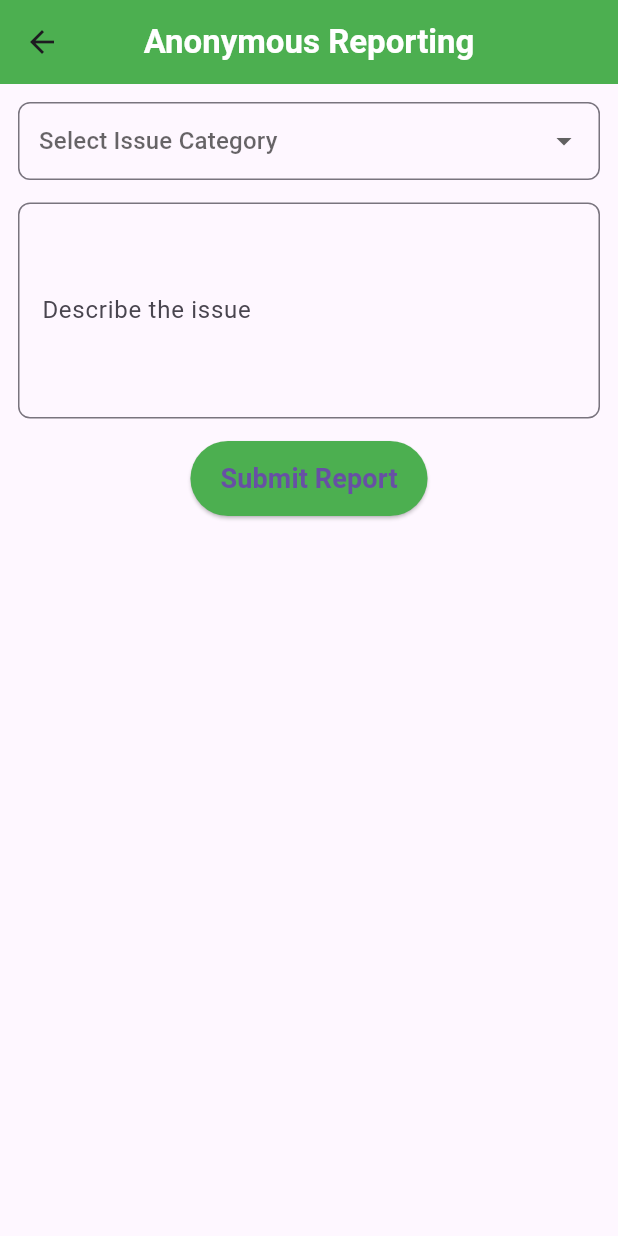
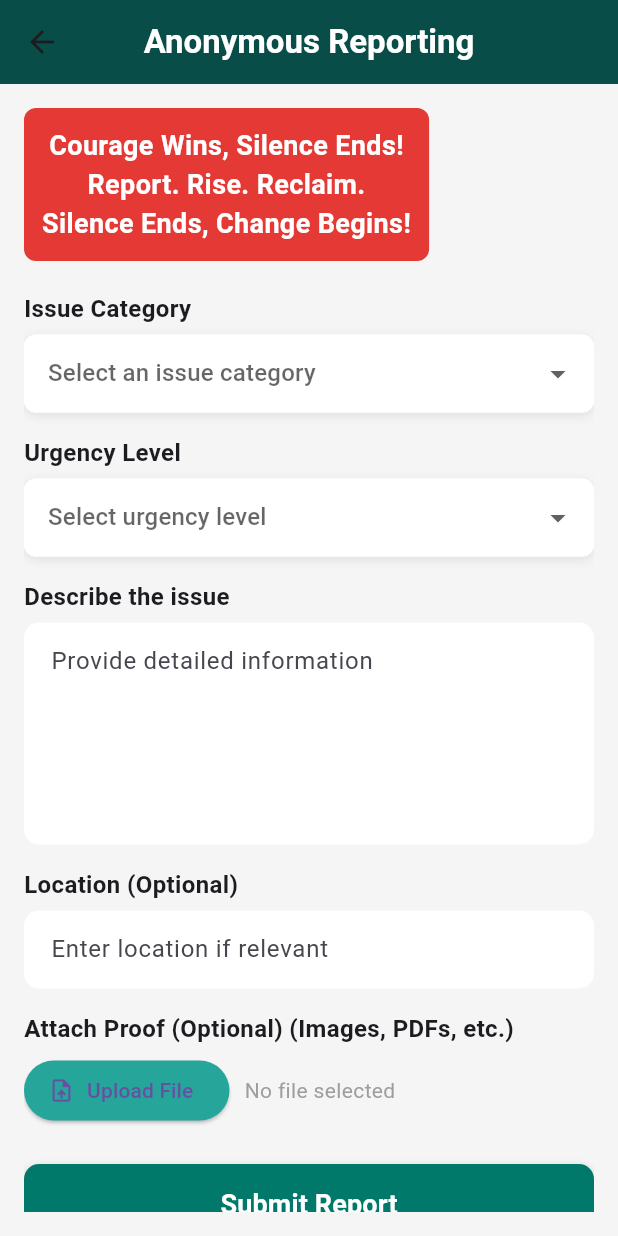
Before and after one commit to omthorat2004/AthleteVerse, a Flutter app: the AnonymousReportScreen screen opened by its route, on a phone screen of 412 x 824 dp. Run offline on Flutter 3.47's test engine with Material 3 defaults, Android fonts, the phone set to English and light mode, and no system bars; our stand-ins replace file_picker, fl_chart, google_fonts, rive.

Commit message:
rent in page started

```diff
--- a/lib/main.dart
+++ b/lib/main.dart
@@ -20,7 +20,7 @@ class AthleteManagementApp extends StatelessWidget {
     return MaterialApp(
       title: 'Athlete Management',
       theme: ThemeData(primarySwatch: Colors.blue),
-      // Define the initial route and the named routes for navigation
+
       initialRoute: '/',
       routes: {
         '/': (context) => LandingPage(),
--- a/lib/presentations/screens/anonymousreporting.dart
+++ b/lib/presentations/screens/anonymousreporting.dart
@@ -1,4 +1,5 @@
 import 'package:flutter/material.dart';
+import 'package:file_picker/file_picker.dart';
 
 class AnonymousReportScreen extends StatefulWidget {
   const AnonymousReportScreen({super.key});
@@ -13,7 +14,10 @@ class AnonymousReportScreen extends StatefulWidget {
 class _AnonymousReportScreenState extends State<AnonymousReportScreen> {
   final GlobalKey<FormState> _formKey = GlobalKey<FormState>();
   final TextEditingController _reportController = TextEditingController();
+  final TextEditingController _locationController = TextEditingController();
   String? selectedCategory;
+  String? selectedUrgency;
+  String? attachedFile;
   bool isSubmitting = false;
 
   final List<String> categories = [
@@ -25,75 +29,115 @@ class _AnonymousReportScreenState extends State<AnonymousReportScreen> {
     'Other'
   ];
 
+  final List<String> urgencyLevels = ['Low', 'Medium', 'High'];
+
   @override
   Widget build(BuildContext context) {
     return Scaffold(
+      backgroundColor: Colors.grey[100],
       appBar: AppBar(
-        backgroundColor: Colors.green,
+        backgroundColor: const Color(0xFF004D40),
         title: const Text(
           'Anonymous Reporting',
           style: TextStyle(fontSize: 22, fontWeight: FontWeight.bold, color: Colors.white),
         ),
         centerTitle: true,
+        elevation: 4,
       ),
       body: SafeArea(
         child: Padding(
-          padding: const EdgeInsets.all(12.0),
-          child: Form(
+          padding: const EdgeInsets.all(16.0),
+          child: SingleChildScrollView(
+            child: Column(
+              crossAxisAlignment: CrossAxisAlignment.start,
+              children: [
+
+                Container(
+                  padding: const EdgeInsets.all(12),
+                  decoration: BoxDecoration(
+                    color: Colors.red[600],
+                    borderRadius: BorderRadius.circular(8),
+                  ),
+                  child: const Text(
+                    "Courage Wins, Silence Ends!\n"
+                    "Report. Rise. Reclaim.\n"
+                    "Silence Ends, Change Begins!",
+                    textAlign: TextAlign.center,
+                    style: TextStyle(
+                      fontSize: 18,
+                      fontWeight: FontWeight.bold,
+                      color: Colors.white,
+                    ),
+                  ),
+                ),
+                const SizedBox(height: 20),
+
+
+                Form(
                   key: _formKey,
                   child: Column(
                     crossAxisAlignment: CrossAxisAlignment.start,
                     children: [
-                // Category Dropdown
-                DropdownButtonFormField<String>(
+                      _buildDropdownField(
+                        label: "Issue Category",
+                        hint: "Select an issue category",
                         value: selectedCategory,
-                  hint: const Text("Select Issue Category"),
-                  items: categories.map((String category) {
-                    return DropdownMenuItem<String>(
-                      value: category,
-                      child: Text(category),
-                    );
-                  }).toList(),
+                        items: categories,
                         onChanged: (value) {
                           setState(() {
                             selectedCategory = value;
                           });
                         },
-                  decoration: InputDecoration(
-                    border: OutlineInputBorder(borderRadius: BorderRadius.circular(8)),
-                    contentPadding: const EdgeInsets.symmetric(horizontal: 10, vertical: 14),
-                  ),
-                  validator: (value) => value == null ? 'Please select a category' : null,
                       ),
                       const SizedBox(height: 15),
-
-                // Report Input Field
-                TextFormField(
-                  controller: _reportController,
-                  maxLines: 5,
-                  decoration: InputDecoration(
-                    labelText: 'Describe the issue',
-                    border: OutlineInputBorder(borderRadius: BorderRadius.circular(8)),
-                    contentPadding: const EdgeInsets.all(12),
-                  ),
-                  validator: (value) => value!.isEmpty ? 'Please enter details' : null,
+                      _buildDropdownField(
+                        label: "Urgency Level",
+                        hint: "Select urgency level",
+                        value: selectedUrgency,
+                        items: urgencyLevels,
+                        onChanged: (value) {
+                          setState(() {
+                            selectedUrgency = value;
+                          });
+                        },
                       ),
                       const SizedBox(height: 15),
-
-                // Submit Button
+                      _buildTextField(
+                        controller: _reportController,
+                        label: "Describe the issue",
+                        hint: "Provide detailed information",
+                        maxLines: 5,
+                      ),
+                      const SizedBox(height: 15),
+                      _buildTextField(
+                        controller: _locationController,
+                        label: "Location (Optional)",
+                        hint: "Enter location if relevant",
+                      ),
+                      const SizedBox(height: 15),
+                      _buildFilePicker(),
+                      const SizedBox(height: 25),
                       Center(
+                        child: SizedBox(
+                          width: double.infinity,
                           child: ElevatedButton(
                             onPressed: isSubmitting ? null : _submitReport,
                             style: ElevatedButton.styleFrom(
-                      backgroundColor: Colors.green,
-                      padding: const EdgeInsets.symmetric(vertical: 12, horizontal: 20),
+                              padding: const EdgeInsets.symmetric(vertical: 14),
+                              shape: RoundedRectangleBorder(borderRadius: BorderRadius.circular(10)),
+                              backgroundColor: isSubmitting ? Colors.grey : const Color(0xFF00796B),
+                              elevation: 5,
                             ),
                             child: isSubmitting
                                 ? const CircularProgressIndicator(color: Colors.white)
                                 : const Text(
                                     'Submit Report',
-                            style: TextStyle(fontSize: 18, fontWeight: FontWeight.bold),
+                                    style: TextStyle(fontSize: 18, fontWeight: FontWeight.bold, color: Colors.white),
                                   ),
+                          ),
+                        ),
+                      ),
+                    ],
                   ),
                 ),
               ],
@@ -104,38 +148,137 @@ class _AnonymousReportScreenState extends State<AnonymousReportScreen> {
     );
   }
 
+  Widget _buildDropdownField({
+    required String label,
+    required String hint,
+    required String? value,
+    required List<String> items,
+    required void Function(String?) onChanged,
+  }) {
+    return Column(
+      crossAxisAlignment: CrossAxisAlignment.start,
+      children: [
+        Text(label, style: const TextStyle(fontSize: 16, fontWeight: FontWeight.w600)),
+        const SizedBox(height: 6),
+        Container(
+          decoration: BoxDecoration(
+            borderRadius: BorderRadius.circular(8),
+            color: Colors.white,
+            boxShadow: [
+              BoxShadow(color: Colors.grey.shade300, blurRadius: 5, offset: const Offset(0, 2))
+            ],
+          ),
+          child: DropdownButtonFormField<String>(
+            value: value,
+            hint: Text(hint),
+            items: items.map((String item) {
+              return DropdownMenuItem<String>(
+                value: item,
+                child: Text(item),
+              );
+            }).toList(),
+            onChanged: onChanged,
+            decoration: InputDecoration(
+              filled: true,
+              fillColor: Colors.white,
+              border: OutlineInputBorder(borderRadius: BorderRadius.circular(8), borderSide: BorderSide.none),
+              contentPadding: const EdgeInsets.symmetric(horizontal: 12, vertical: 14),
+            ),
+            validator: (value) => value == null ? 'Please select a value' : null,
+          ),
+        ),
+      ],
+    );
+  }
+
+  Widget _buildTextField({
+    required TextEditingController controller,
+    required String label,
+    required String hint,
+    int maxLines = 1,
+  }) {
+    return Column(
+      crossAxisAlignment: CrossAxisAlignment.start,
+      children: [
+        Text(label, style: const TextStyle(fontSize: 16, fontWeight: FontWeight.w600)),
+        const SizedBox(height: 6),
+        TextFormField(
+          controller: controller,
+          maxLines: maxLines,
+          decoration: InputDecoration(
+            filled: true,
+            fillColor: Colors.white,
+            hintText: hint,
+            border: OutlineInputBorder(
+              borderRadius: BorderRadius.circular(10),
+              borderSide: BorderSide.none,
+            ),
+            contentPadding: const EdgeInsets.all(14),
+          ),
+          validator: (value) => value!.isEmpty ? 'This field cannot be empty' : null,
+        ),
+      ],
+    );
+  }
+
+  Widget _buildFilePicker() {
+    return Column(
+      crossAxisAlignment: CrossAxisAlignment.start,
+      children: [
+        const Text("Attach Proof (Optional) (Images, PDFs, etc.)",
+            style: TextStyle(fontSize: 16, fontWeight: FontWeight.w600)),
+        const SizedBox(height: 6),
+        Row(
+          children: [
+            ElevatedButton.icon(
+              onPressed: _pickFile,
+              icon: const Icon(Icons.upload_file),
+              label: const Text("Upload File"),
+              style: ElevatedButton.styleFrom(backgroundColor: const Color(0xFF26A69A)),
+            ),
+            const SizedBox(width: 10),
+            Expanded(
+              child: Text(
+                attachedFile ?? "No file selected",
+                overflow: TextOverflow.ellipsis,
+                style: TextStyle(color: attachedFile != null ? Colors.green : Colors.grey),
+              ),
+            ),
+          ],
+        ),
+      ],
+    );
+  }
+
+  Future<void> _pickFile() async {
+    FilePickerResult? result = await FilePicker.platform.pickFiles(
+      type: FileType.custom,
+      allowedExtensions: ['jpg', 'png', 'pdf', 'doc', 'jpeg'],
+    );
+
+    if (result != null) {
+      setState(() {
+        attachedFile = result.files.single.name;
+      });
+    }
+  }
+
   void _submitReport() {
     if (_formKey.currentState!.validate()) {
       setState(() {
         isSubmitting = true;
       });
 
-      // Simulate sending data
       Future.delayed(const Duration(seconds: 2), () {
         setState(() {
           isSubmitting = false;
         });
 
-        // Generate an anonymous report ID (For tracking purpose)
-        String reportID = DateTime.now().millisecondsSinceEpoch.toString();
+        ScaffoldMessenger.of(context).showSnackBar(
+          SnackBar(content: Text("Report Submitted Successfully!"), backgroundColor: const Color(0xFF2E7D32)),
+        );
 
-        // Show Success Message
-        showDialog(
-          context: context,
-          builder: (context) => AlertDialog(
-            title: const Text("Report Submitted"),
-            content: Text("Your report has been submitted successfully.\nReport ID: $reportID"),
-            actions: [
-              TextButton(
-                onPressed: () {
         Navigator.pop(context);
-                  Navigator.pop(context); // Close the screen
-                },
-                child: const Text("OK"),
-              ),
-            ],
-          ),
-        );
       });
     }
   }
--- a/lib/presentations/screens/graph.dart
+++ b/lib/presentations/screens/graph.dart
@@ -10,8 +10,8 @@ class AthleteProgressScreen extends StatefulWidget {
 }
 
 class _AthleteProgressScreenState extends State<AthleteProgressScreen> {
-  String selectedGraphType = "Daily"; // Default graph type
-  String selectedExercise = "Squats"; // Default exercise
+  String selectedGraphType = "Daily";
+  String selectedExercise = "Squats";
 
   final List<String> graphTypes = ["Daily", "Weekly", "Monthly", "Yearly"];
   final List<String> exerciseTypes = ["Squats", "Bench Press", "Deadlifts", "Pull-ups"];
@@ -98,12 +98,12 @@ class _AthleteProgressScreenState extends State<AthleteProgressScreen> {
                       barRods: [
                         BarChartRodData(
                           toY: values[index].toDouble(),
-                          color: Colors.blue, // Athlete's progress
+                          color: Colors.blue,
                           width: 12,
                         ),
                         BarChartRodData(
                           toY: idealValues[index].toDouble(),
-                          color: Colors.green, // Ideal value
+                          color: Colors.green,
                           width: 12,
                         ),
                       ],
```
Also changed, not shown: pubspec.lock. Lines whose indentation alone changed are shown as unchanged.
